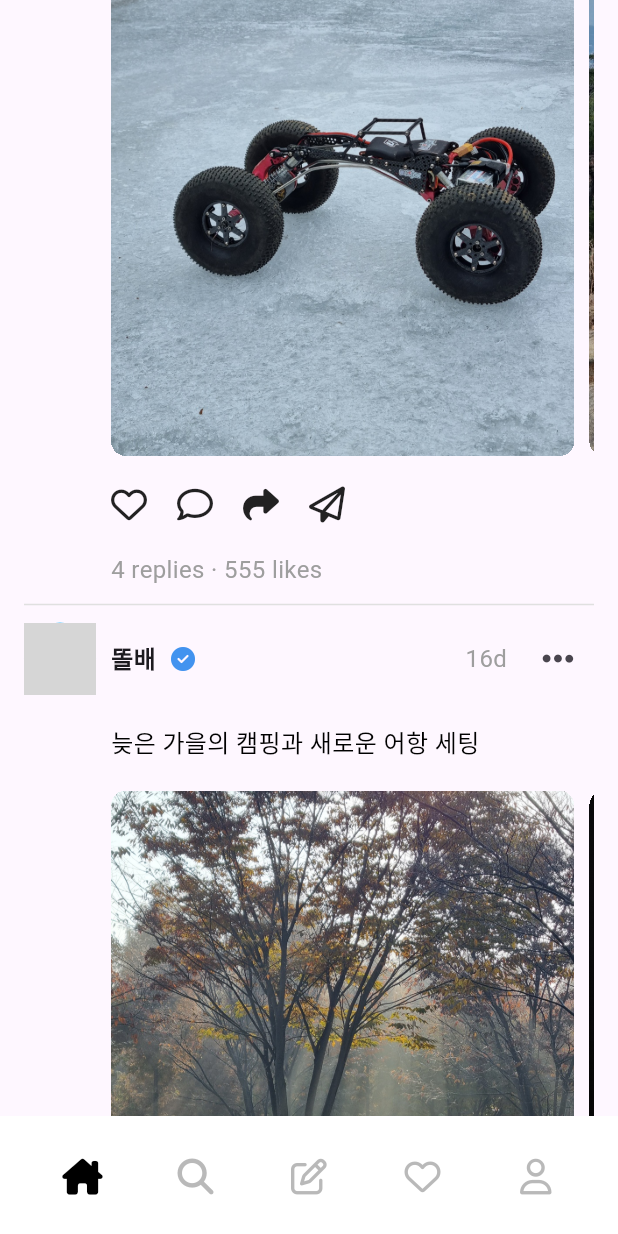
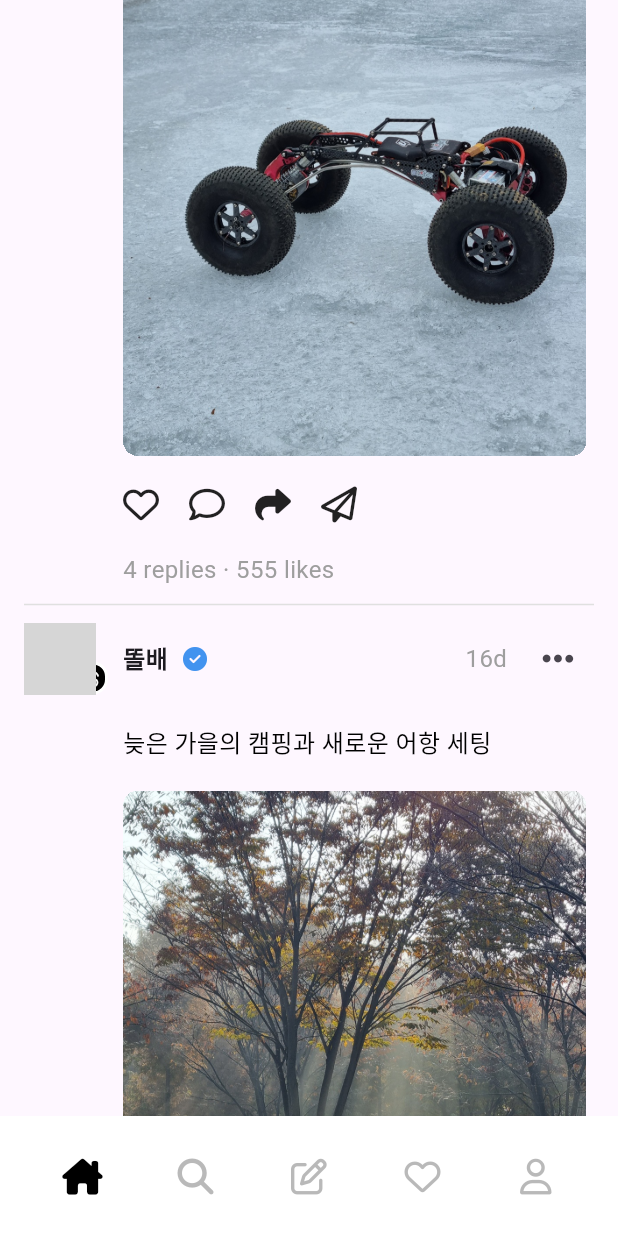
Before and after one commit to Toywater/nomadcoder_flutter, a Flutter app: the screen it shows after launch, scrolled down 1152 dp, on a phone screen of 412 x 824 dp. Run offline on Flutter 3.47's test engine with Material 3 defaults, Android fonts, the phone set to English and light mode, and no system bars; our stand-ins replace font_awesome_flutter; missing offline and left inert: flutter_verification_code; network calls fail; grey boxes are pictures that could not be loaded.

Commit message:
Assignment 15

```diff
--- /dev/null
+++ b/navigation_time_challenge13/lib/models/activity_model.dart
@@ -0,0 +1,12 @@
+import 'dart:core';
+
+enum ActivityMode { replies, mentions, verified, following }
+
+class ActivityModel {
+  String avatarUrl = "";
+  String userName = "";
+  String activeStr = "";
+  String dispStr = "";
+  DateTime postTime = DateTime.now();
+  ActivityMode activityMode = ActivityMode.replies;
+}
--- a/navigation_time_challenge13/lib/models/post_model.dart
+++ b/navigation_time_challenge13/lib/models/post_model.dart
@@ -1,12 +1,12 @@
 import 'dart:core';
-import 'package:flutter/material.dart';
 
 class PostModel {
-  ImageProvider? avatarImage;
+  String avatarUrl = "";
   String userName = "";
   String postStr = "";
   int replies = 0;
   int likes = 0;
+  int followers = 0;
   bool postChecked = false;
   DateTime postTime = DateTime.now();
   List<String> postImagesUrl = [];
--- a/navigation_time_challenge13/lib/screens/main_navigation_screen.dart
+++ b/navigation_time_challenge13/lib/screens/main_navigation_screen.dart
@@ -1,7 +1,9 @@
 import 'package:flutter/material.dart';
 import 'package:font_awesome_flutter/font_awesome_flutter.dart';
 import 'package:navigation_time_challenge12/constants/sizes.dart';
+import 'package:navigation_time_challenge12/screens/activity_screen.dart';
 import 'package:navigation_time_challenge12/screens/home_screen.dart';
+import 'package:navigation_time_challenge12/screens/search_screen.dart';
 import 'package:navigation_time_challenge12/widgets/nav_tap.dart';
 import 'package:navigation_time_challenge12/widgets/new_thread.dart';
 
@@ -81,7 +83,7 @@ class _MainNavigationScreenState extends State<MainNavigationScreen> with Single
               ),
               Offstage(
                 offstage: _currentScreenIndex != 1,
-                child: Scaffold(),
+                child: SearchScreen(),
               ),
               Offstage(
                 offstage: _currentScreenIndex != 2,
@@ -89,7 +91,7 @@ class _MainNavigationScreenState extends State<MainNavigationScreen> with Single
               ),
               Offstage(
                 offstage: _currentScreenIndex != 3,
-                child: Scaffold(),
+                child: ActivityScreen(),
               ),
               Offstage(
                 offstage: _currentScreenIndex != 4,
@@ -128,7 +130,7 @@ class _MainNavigationScreenState extends State<MainNavigationScreen> with Single
                     onTap: () => _onTap(3),
                     icon: FontAwesomeIcons.heart,
                     isSelected: _currentScreenIndex == 3,
-                    text: "Heart",
+                    text: "Activity",
                   ),
                   NavTap(
                     onTap: () => _onTap(4),
--- a/navigation_time_challenge13/lib/widgets/new_thread.dart
+++ b/navigation_time_challenge13/lib/widgets/new_thread.dart
@@ -18,7 +18,7 @@ class _NewThreadState extends State<NewThread> {
   String _threadText = "";
 
   void CreatePostInfo() {
-    _postInfo.avatarImage = NetworkImage("https://avatars.githubusercontent.com/u/114986775?v=4");
+    _postInfo.avatarUrl = "https://avatars.githubusercontent.com/u/114986775?v=4";
     _postInfo.userName = "똘배";
   }
 
--- a/navigation_time_challenge13/lib/widgets/profile_avatar.dart
+++ b/navigation_time_challenge13/lib/widgets/profile_avatar.dart
@@ -1,17 +1,89 @@
 import 'package:flutter/material.dart';
 import 'package:font_awesome_flutter/font_awesome_flutter.dart';
 import 'package:navigation_time_challenge12/constants/sizes.dart';
+import 'package:navigation_time_challenge12/models/activity_model.dart';
 import 'package:navigation_time_challenge12/models/post_model.dart';
+import 'dart:math' as math;
 
 class ProfileAvatar extends StatelessWidget {
-  const ProfileAvatar({super.key, required this.postInfo});
+  const ProfileAvatar({
+    super.key,
+    this.postInfo,
+    this.activityInfo,
+  });
 
-  final PostModel postInfo;
+  final PostModel? postInfo;
+  final ActivityModel? activityInfo;
+
+  // 아바타 URL 리턴
+  String getAvatarUrl() {
+    if (postInfo != null) {
+      return postInfo!.avatarUrl;
+    } else if (activityInfo != null) {
+      return activityInfo!.avatarUrl;
+    } else {
+      return "";
+    }
+  }
+
+  // 하단 아이콘 색색
+  Color getSubIconColor() {
+    Color retColor = Colors.black;
+
+    if (postInfo != null) {
+      retColor = Colors.black;
+    } else if (activityInfo != null) {
+      switch (activityInfo!.activityMode) {
+        case ActivityMode.replies:
+          retColor = Colors.lightBlueAccent;
+          break;
+        case ActivityMode.mentions:
+          retColor = Colors.green;
+          break;
+        case ActivityMode.verified:
+          retColor = Colors.pink;
+          break;
+        case ActivityMode.following:
+          retColor = Colors.deepPurple;
+          break;
+      }
+    }
+
+    return retColor;
+  }
+
+  // 하단 아이콘 종류
+  FaIcon? getSubIcon() {
+    FaIcon? retIcon;
+
+    if (postInfo != null) {
+      retIcon = FaIcon(FontAwesomeIcons.threads, color: Colors.white, size: Sizes.size12);
+    } else if (activityInfo != null) {
+      switch (activityInfo!.activityMode) {
+        case ActivityMode.replies:
+          retIcon = FaIcon(FontAwesomeIcons.reply, color: Colors.white, size: Sizes.size12);
+          break;
+        case ActivityMode.mentions:
+          retIcon = FaIcon(FontAwesomeIcons.threads, color: Colors.white, size: Sizes.size12);
+          break;
+        case ActivityMode.verified:
+          retIcon = FaIcon(FontAwesomeIcons.solidHeart, color: Colors.white, size: Sizes.size12);
+          break;
+        case ActivityMode.following:
+          retIcon = FaIcon(FontAwesomeIcons.solidUser, color: Colors.white, size: Sizes.size12);
+          break;
+      }
+    }
+
+    return retIcon;
+  }
 
   @override
   Widget build(BuildContext context) {
+    AssertionError(postInfo == null && activityInfo == null);
+
     return SizedBox(
-      width: Sizes.size48,
+      width: Sizes.size56,
       height: Sizes.size48,
       child: Stack(
         children: [
@@ -20,8 +92,8 @@ class ProfileAvatar extends StatelessWidget {
             left: 0,
             child: CircleAvatar(
               radius: Sizes.size24,
-              backgroundColor: Colors.lightBlueAccent,
-              backgroundImage: postInfo.avatarImage,
+              backgroundColor: Color((math.Random().nextDouble() * 0xFFFFFF).toInt()),
+              backgroundImage: NetworkImage(getAvatarUrl()),
             ),
           ),
           Positioned(
@@ -33,15 +105,11 @@ class ProfileAvatar extends StatelessWidget {
               height: 22,
               padding: EdgeInsets.all(Sizes.size2),
               decoration: BoxDecoration(
-                color: Colors.black,
+                color: getSubIconColor(),
                 borderRadius: BorderRadius.circular(Sizes.size10),
                 border: Border.all(color: Colors.white, width: Sizes.size2),
               ),
-              child: FaIcon(
-                FontAwesomeIcons.plus,
-                color: Colors.white,
-                size: Sizes.size12,
-              ),
+              child: getSubIcon(),
             ),
           )
         ],
```
Also changed, not shown: navigation_time_challenge13/lib/screens/activity_screen.dart (added, +226 -0 lines), navigation_time_challenge13/lib/screens/home_screen.dart (+4 -4 lines), navigation_time_challenge13/lib/screens/search_screen.dart (added, +210 -0 lines).
